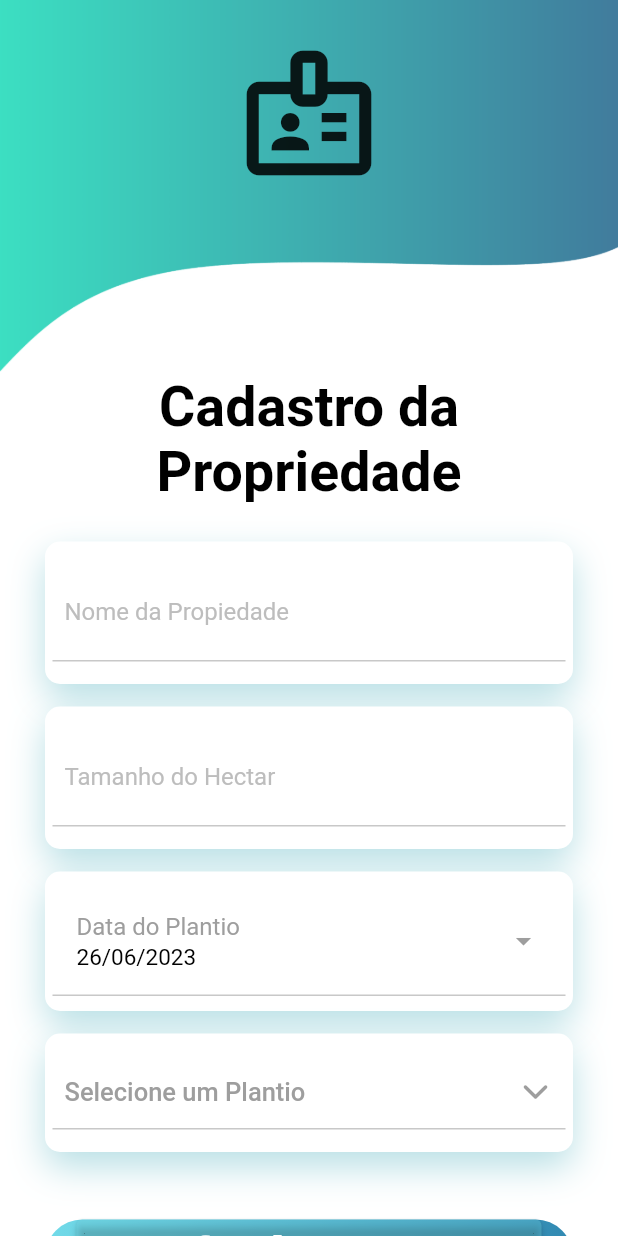
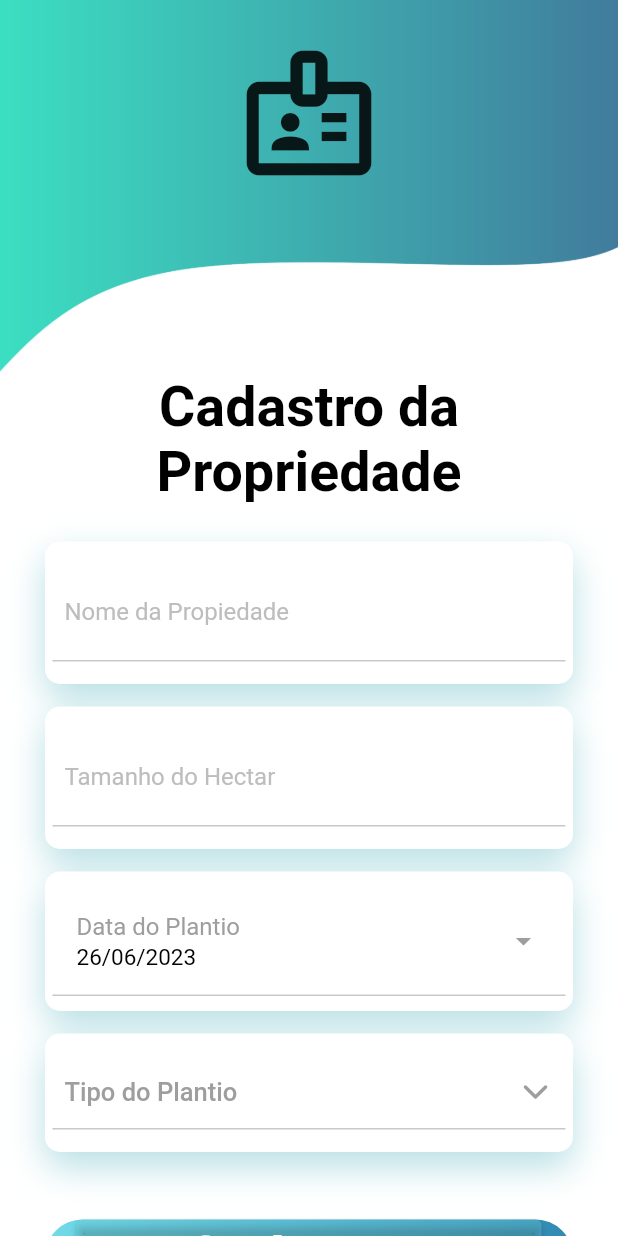
Before and after one commit to marcuscmd/hackatonv, a Flutter app: the PropCadastroState screen opened directly, on a phone screen of 412 x 824 dp. Run offline on Flutter 3.47's test engine with Material 2 defaults, Android fonts, the phone set to English and light mode, and no system bars; our stand-ins replace awesome_snackbar_content, fluttertoast, get, ionicons, mask_text_input_formatter, modal_bottom_sheet and 1 more; accounts and stored records are empty.

Commit message:
arrumando layout
layout esta sendo arrumado

```diff
--- a/hack2v/lib/modules/prop_cadastro/prop_cadastro_controller.dart
+++ b/hack2v/lib/modules/prop_cadastro/prop_cadastro_controller.dart
@@ -10,7 +10,7 @@ class PropCadastroController extends GetxController {
   var nomePropController = TextEditingController(text: '');
   var hectarController = TextEditingController(text: '');
   var dataController = TextEditingController(text: '');
-  var tipoController = 'Selecione um Plantio';
+  var tipoController = 'Tipo do Plantio';
 
   final db = DataBaseProvider();
 
```
Also changed, not shown: hack2v/lib/modules/prop_cadastro/prop_cadastro_page.dart (+7 -1 lines).
